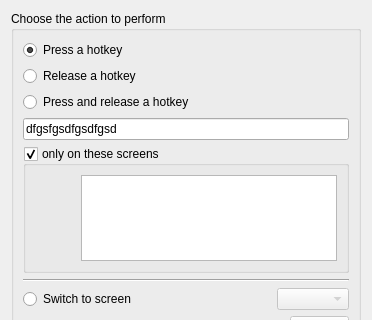
The window that branches/1.4/src/gui/res/ActionDialogBase.ui (svn2github/synergy-plus) describes before a commit, drawn with Qt 5; both pictures show x 0 to 372 and y 0 to 320 of the 372 by 484 pixel window.
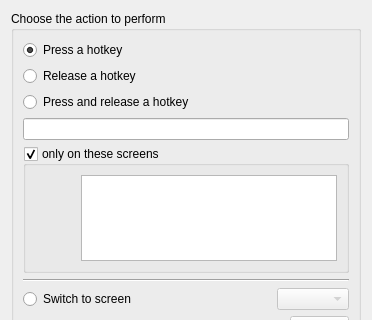
The same window after the commit. Custom widgets are drawn as their Qt base class.

Commit message: removed garbage string (hope this isn't needed for something)

Diff of the .ui file:
```diff
--- a/branches/1.4/src/gui/res/ActionDialogBase.ui
+++ b/branches/1.4/src/gui/res/ActionDialogBase.ui
@@ -59,7 +59,7 @@
          </size>
         </property>
         <property name="text">
-         <string>dfgsfgsdfgsdfgsd</string>
+         <string/>
         </property>
        </widget>
       </item>
```
